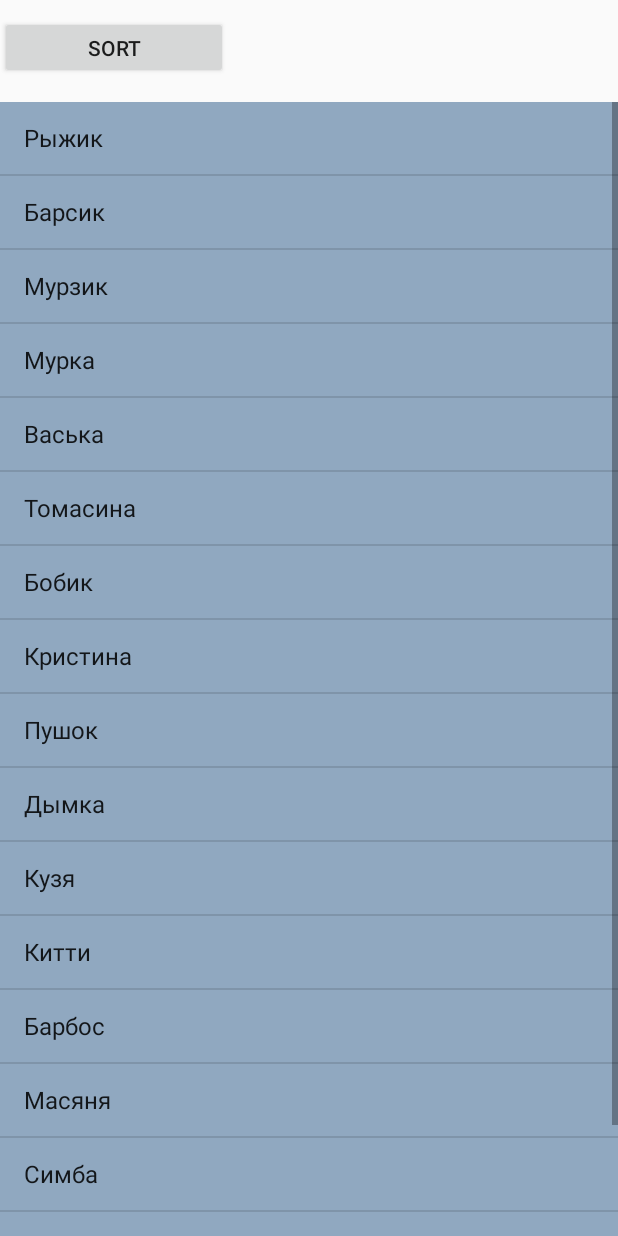
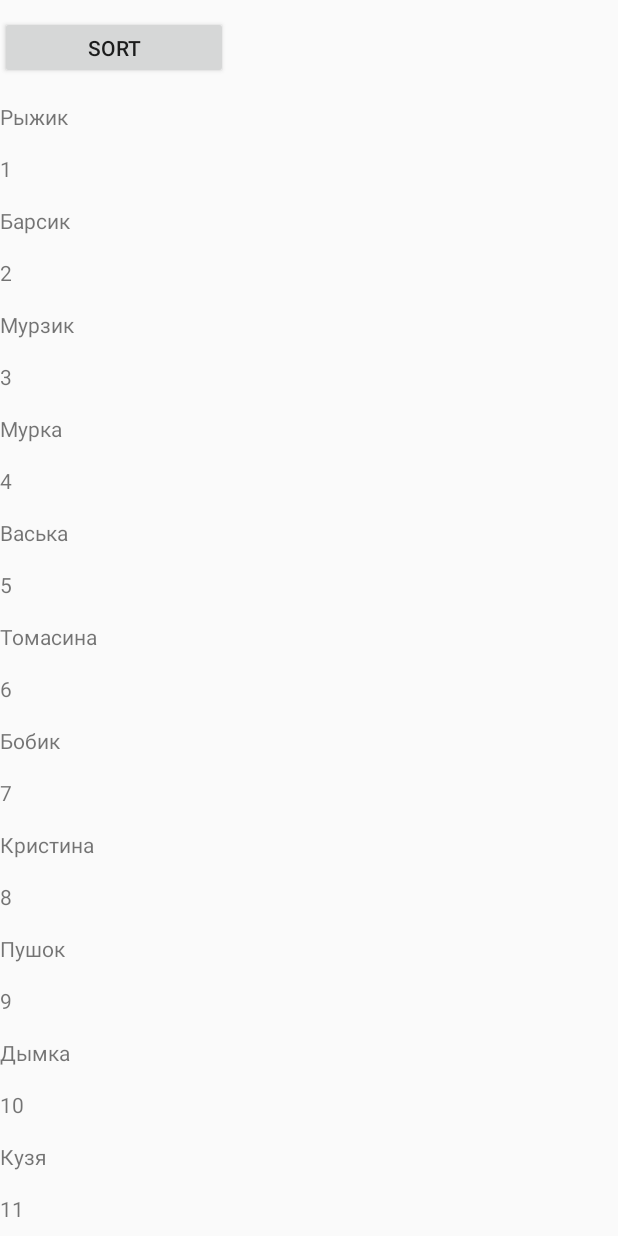
Before and after one commit to july914/DemoTestApp, an Android app: the MyListActivity screen opened directly, with no data from a screen before it, after a tap on "Рыжик", on a phone screen of 412 x 824 dp. Run offline under Robolectric (Android 15) with nearby library versions, the phone set to English and light mode, and no system bars; 1 other tap on this screen came first.

Commit message:
added and configured Adapter

```diff
--- a/app/build.gradle
+++ b/app/build.gradle
@@ -29,5 +29,6 @@ dependencies {
     compile 'com.android.support:design:26.+'
     compile 'com.android.support:support-v4:26.+'
     compile 'com.android.support:recyclerview-v7:26.+'
+    compile 'com.android.support:cardview-v7:26.0.+'
     testCompile 'junit:junit:4.12'
 }
--- /dev/null
+++ b/app/src/main/java/com/example/yuliya/demotestapp/ui/activities/MyAdapter.java
@@ -0,0 +1,65 @@
+package com.example.yuliya.demotestapp.ui.activities;
+
+import android.support.v7.widget.RecyclerView;
+import android.view.LayoutInflater;
+import android.view.View;
+import android.view.ViewGroup;
+import android.widget.TextView;
+import android.widget.Toast;
+
+import com.example.yuliya.demotestapp.R;
+
+
+public class MyAdapter extends RecyclerView.Adapter<MyAdapter.ViewHolder> {
+
+    private String[] mDataset;
+
+    public MyAdapter(String[] myDataset) {
+        mDataset = myDataset;
+    }
+
+    @Override
+    public int getItemCount() {
+        return mDataset.length;
+    }
+
+    @Override
+    public MyAdapter.ViewHolder onCreateViewHolder(ViewGroup parent, int viewType) {
+
+        View viewCell = LayoutInflater.from(parent.getContext())
+                .inflate(R.layout.my_text_view, parent, false);
+        ViewHolder vh = new ViewHolder(viewCell);
+        return vh;
+    }
+
+    public static class ViewHolder extends RecyclerView.ViewHolder {
+
+        public View mTextView;
+        public TextView catTextView;
+        public TextView catNumber;
+
+        public ViewHolder(View viewCell) {
+            super(viewCell);
+
+            mTextView = viewCell;
+
+            catTextView = (TextView)mTextView.findViewById(R.id.catTextView);
+            catNumber = (TextView)mTextView.findViewById(R.id.catNumber);
+        }
+    }
+
+    @Override
+    public void onBindViewHolder(ViewHolder holder, final int position) {
+        holder.catTextView.setText(mDataset[position]);
+        holder.catNumber.setText(String.valueOf(position + 1));
+
+        holder.itemView.setOnClickListener(new View.OnClickListener() {
+            @Override
+            public void onClick(View v) {
+                Toast.makeText(v.getContext(), "You have chosen " + String.valueOf(position + 1),
+                        Toast.LENGTH_SHORT).show();
+            }
+        });
+    }
+
+}
--- a/app/src/main/java/com/example/yuliya/demotestapp/ui/activities/MyListActivity.java
+++ b/app/src/main/java/com/example/yuliya/demotestapp/ui/activities/MyListActivity.java
@@ -3,7 +3,10 @@ package com.example.yuliya.demotestapp.ui.activities;
 import android.os.Bundle;
 import android.support.design.widget.FloatingActionButton;
 import android.support.design.widget.Snackbar;
+import android.support.v7.app.AppCompatActivity;
+import android.support.v7.widget.LinearLayoutManager;
 import android.support.v7.widget.PopupMenu;
+import android.support.v7.widget.RecyclerView;
 import android.support.v7.widget.Toolbar;
 import android.view.MenuItem;
 import android.view.View;
@@ -16,14 +19,18 @@ import android.widget.Toast;
 
 import com.example.yuliya.demotestapp.R;
 
-public class MyListActivity extends ListActivity {
+public class MyListActivity extends AppCompatActivity {
 
     final String[] catNamesArray = new String[]{
             "Рыжик", "Барсик", "Мурзик", "Мурка", "Васька", "Томасина", "Бобик", "Кристина", "Пушок",
-            "Дымка", "Кузя", "Китти", "Барбос", "Масяня", "Симба", "Соллер", "Кисуню"
+            "Дымка", "Кузя", "Китти", "Масяня", "Симба", "Соллер", "Кисуню"
     };
 
-private ArrayAdapter<String> mAdapter;
+//    private ArrayAdapter<String> mAdapter;
+
+    private RecyclerView mRecyclerView;
+    private RecyclerView.Adapter mAdapter;
+    private RecyclerView.LayoutManager mLayoutManager;
 
     @Override
     protected void onCreate(Bundle savedInstanceState){
@@ -32,8 +39,22 @@ private ArrayAdapter<String> mAdapter;
         super.onCreate(savedInstanceState);
         button.setOnClickListener(viewClickListener);
 
-        mAdapter = new ArrayAdapter<>(this, android.R.layout.simple_list_item_1, catNamesArray);
-        setListAdapter(mAdapter);
+//        mAdapter = new ArrayAdapter<>(this, android.R.layout.simple_list_item_1, catNamesArray);
+//        setListAdapter(mAdapter);
+
+        mRecyclerView = (RecyclerView) findViewById(R.id.my_recycler_view);
+
+        // use this setting to improve performance if you know that changes
+        // in content do not change the layout size of the RecyclerView
+        mRecyclerView.setHasFixedSize(true);
+
+        // use a linear layout manager
+        mLayoutManager = new LinearLayoutManager(this);
+        mRecyclerView.setLayoutManager(mLayoutManager);
+
+        // specify an adapter (see also next example)
+        mAdapter = new MyAdapter(catNamesArray);
+        mRecyclerView.setAdapter(mAdapter);
     }
     View.OnClickListener viewClickListener = new View.OnClickListener(){
         @Override
@@ -67,11 +88,11 @@ private ArrayAdapter<String> mAdapter;
 
     }
 
-    @Override
-    protected void onListItemClick(ListView l, View v, int position, long id){
-        super.onListItemClick(l, v, position, id);
-        Toast.makeText(getApplicationContext(), "You have chosen "+ l.getItemAtPosition(position).toString(), Toast.LENGTH_SHORT).show();
-    }
+//    @Override
+//    protected void onListItemClick(ListView l, View v, int position, long id){
+//        super.onListItemClick(l, v, position, id);
+//        Toast.makeText(getApplicationContext(), "You have chosen "+ l.getItemAtPosition(position).toString(), Toast.LENGTH_SHORT).show();
+//    }
 
 
 }
--- a/app/src/main/res/layout/activity_mylist.xml
+++ b/app/src/main/res/layout/activity_mylist.xml
@@ -13,12 +13,11 @@
         android:layout_marginTop="5dp"
         android:text="Sort"/>
 
-    <ListView
-        android:id="@android:id/list"
-        android:layout_width="wrap_content"
-        android:layout_height="match_parent"
-        android:layout_marginTop="15dp"
-        android:background="@color/color_primary"/>
+    <android.support.v7.widget.RecyclerView
+        android:id="@+id/my_recycler_view"
+        android:scrollbars="vertical"
+        android:layout_width="match_parent"
+        android:layout_height="match_parent"/>
 
 
 </LinearLayout>
--- /dev/null
+++ b/app/src/main/res/layout/my_text_view.xml
@@ -0,0 +1,20 @@
+<?xml version="1.0" encoding="utf-8"?>
+<LinearLayout xmlns:android="http://schemas.android.com/apk/res/android"
+    android:layout_width="match_parent"
+    android:layout_height="wrap_content"
+    android:orientation="vertical">
+
+    <TextView
+        android:id="@+id/catTextView"
+        android:layout_width="match_parent"
+        android:layout_height="50dp"
+        android:gravity="center_vertical"
+        android:text="TextView" />
+
+    <TextView
+        android:id="@+id/catNumber"
+        android:layout_width="match_parent"
+        android:layout_height="wrap_content"
+        android:text="TextView" />
+
+</LinearLayout>
```
Also changed, not shown: gradle/wrapper/gradle-wrapper.properties (added), 3 other files.
